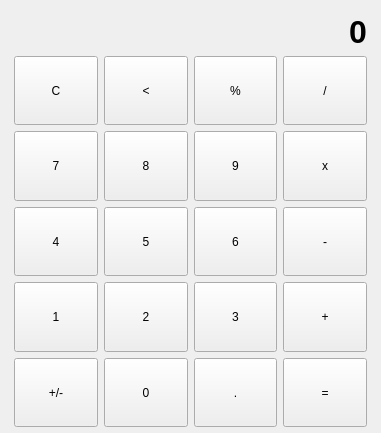
This is mainwindow.ui in kurotkin/qtcalc as Qt 5 draws it before an edit. The edited form follows.
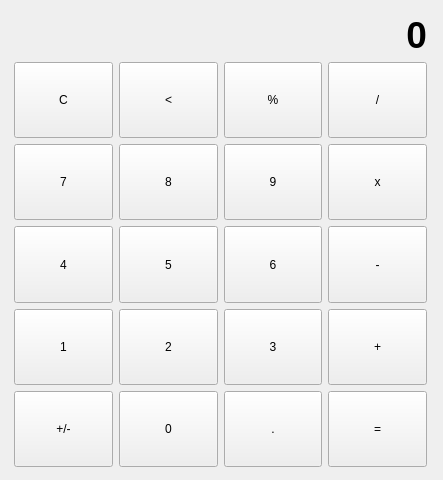
This is the edited form.

Commit message: Реализованы коннекторы

```diff
--- a/mainwindow.ui
+++ b/mainwindow.ui
@@ -6,21 +6,21 @@
    <rect>
     <x>0</x>
     <y>0</y>
-    <width>381</width>
-    <height>433</height>
+    <width>443</width>
+    <height>480</height>
    </rect>
   </property>
   <property name="windowTitle">
    <string>MainWindow</string>
   </property>
   <widget class="QWidget" name="centralwidget">
-   <widget class="QWidget" name="">
+   <widget class="QWidget" name="layoutWidget">
     <property name="geometry">
      <rect>
       <x>10</x>
       <y>10</y>
-      <width>361</width>
-      <height>421</height>
+      <width>421</width>
+      <height>461</height>
      </rect>
     </property>
     <layout class="QVBoxLayout" name="verticalLayout">
@@ -40,7 +40,7 @@
       <widget class="QLabel" name="displayView">
        <property name="font">
         <font>
-         <pointsize>24</pointsize>
+         <pointsize>28</pointsize>
          <weight>75</weight>
          <bold>true</bold>
         </font>
```
Left out of the diff: 19 changed lines with no effect on the pictures. The commit also changes 2 other files.
